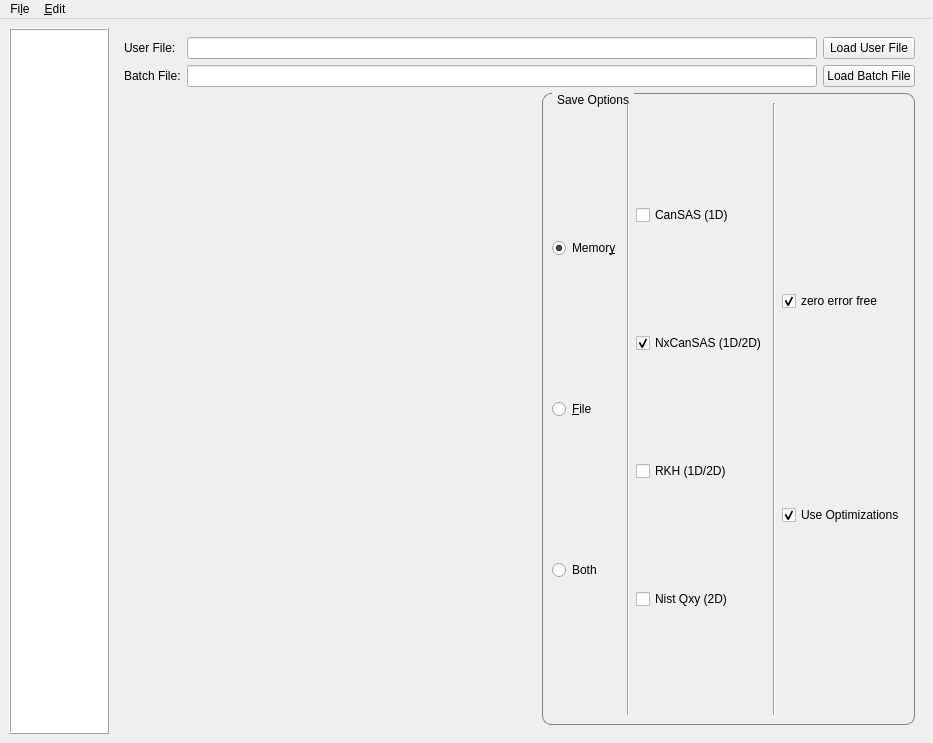
Qt form scripts/Interface/ui/sans_isis/sans_data_processor_window.ui (mantidproject/mantid) before a commit.
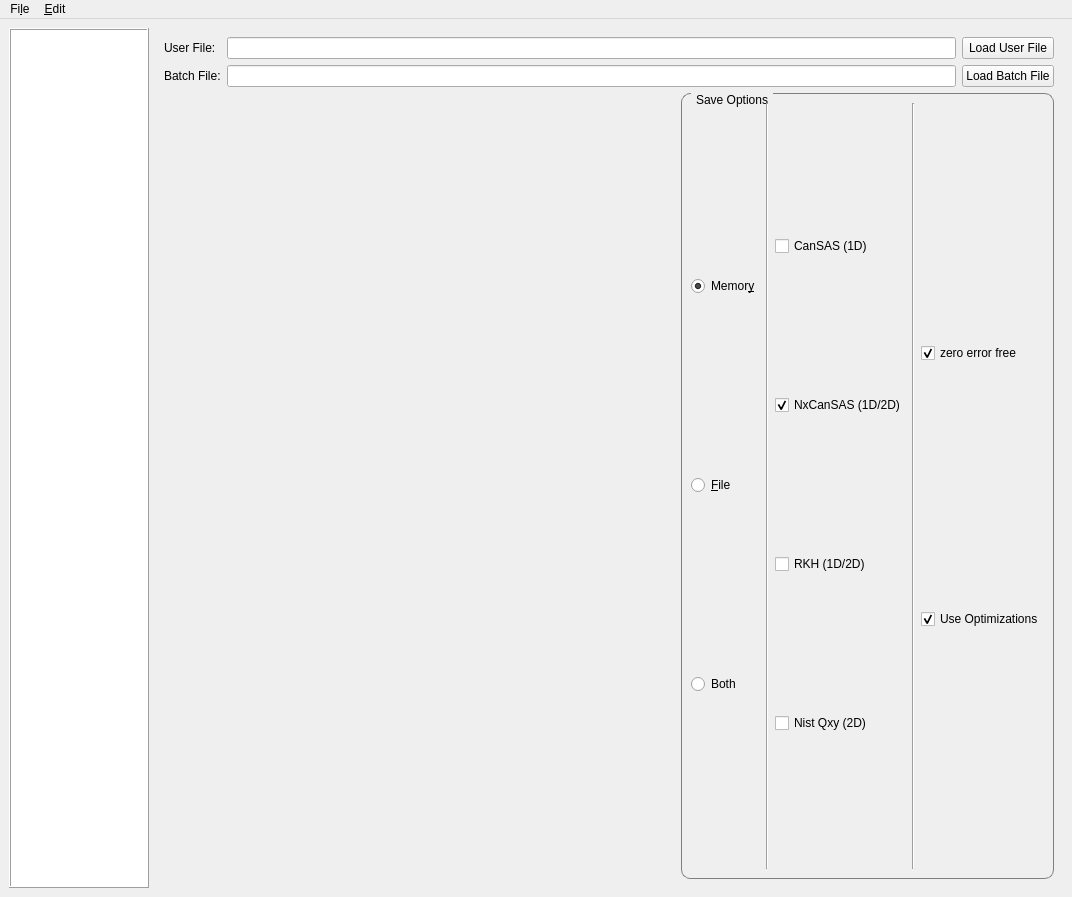
The same form after that commit. Custom widgets are drawn as their Qt base class.

Commit message: Refs #19955 Make browse location equal

```diff
--- a/scripts/Interface/ui/sans_isis/sans_data_processor_window.ui
+++ b/scripts/Interface/ui/sans_isis/sans_data_processor_window.ui
@@ -6,8 +6,8 @@
    <rect>
     <x>0</x>
     <y>0</y>
-    <width>933</width>
-    <height>699</height>
+    <width>1072</width>
+    <height>897</height>
    </rect>
   </property>
   <property name="acceptDrops">
@@ -47,7 +47,7 @@
           </property>
           <property name="maximumSize">
            <size>
-            <width>100</width>
+            <width>140</width>
             <height>16777215</height>
            </size>
           </property>
@@ -1889,8 +1889,8 @@
     <rect>
      <x>0</x>
      <y>0</y>
-     <width>933</width>
-     <height>19</height>
+     <width>1072</width>
+     <height>25</height>
     </rect>
    </property>
    <widget class="QMenu" name="menuEdit">
```
The commit also changes 1 other file.
